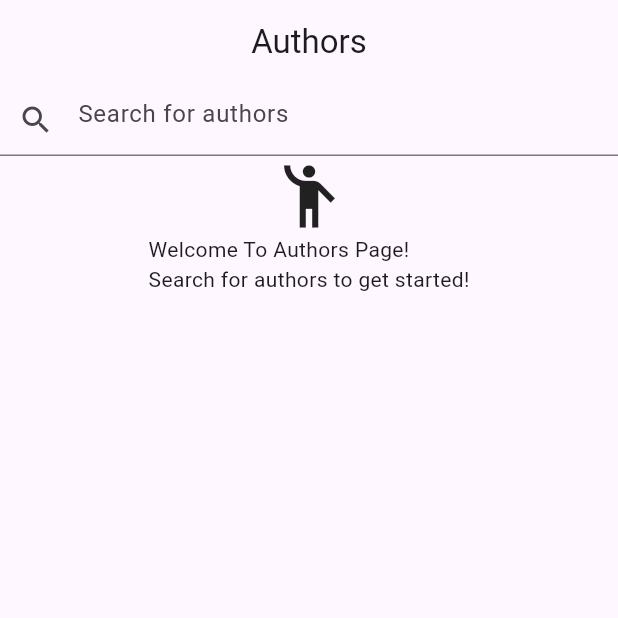
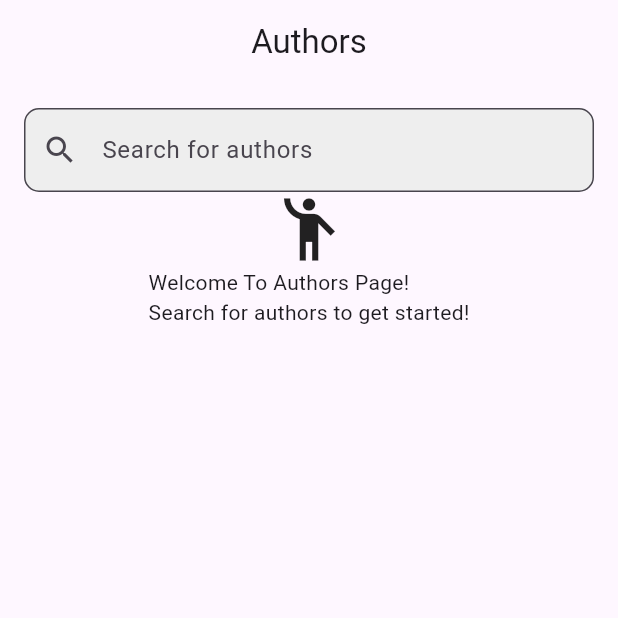
Before and after one commit to HikmetMelikk/ballsquad-project, a Flutter app: the screen it shows after launch, on a phone screen of 412 x 824 dp, the top half of it. Run offline on Flutter 3.47's test engine with Material 3 defaults, Android fonts, the light colour scheme and no system bars; our stand-ins replace dio, equatable, flutter_bloc.

Commit message:
Refactor project configuration files and UI layout
- Update LastUpgradeCheck attribute in project.pbxproj and Runner.xcscheme
- Update @UIApplicationMain to @main in AppDelegate.swift
- Adjust padding and layout in author_detail_view.dart and author_view.dart
- Update app title in main.dart

```diff
--- a/lib/feature/authors/views/author_detail_view.dart
+++ b/lib/feature/authors/views/author_detail_view.dart
@@ -11,7 +11,9 @@ final class AuthorDetailsPage extends StatelessWidget {
         title: Text(authorDetails.name ?? "Author Details"),
         centerTitle: true,
       ),
-      body: Column(
+      body: Padding(
+        padding: const EdgeInsets.all(16.0),
+        child: Column(
           crossAxisAlignment: CrossAxisAlignment.start,
           children: [
             const SizedBox(height: 20),
@@ -52,6 +54,7 @@ final class AuthorDetailsPage extends StatelessWidget {
             ),
           ],
         ),
+      ),
     );
   }
 }
--- a/lib/feature/authors/views/author_view.dart
+++ b/lib/feature/authors/views/author_view.dart
@@ -16,19 +16,23 @@ final class _AuthorsViewState extends State<AuthorsView> {
         title: const Text('Authors'),
         centerTitle: true,
       ),
-      body: Column(
+      body: Padding(
+        padding: const EdgeInsets.all(16.0),
+        child: Column(
           children: [
-          SizedBox(
-            height: 50,
-            child: TextField(
+            TextField(
               onSubmitted: (value) {
                 if (value.isEmpty) return;
                 context.read<AuthorsCubit>().getAuthors(value);
               },
-              decoration: const InputDecoration(
+              decoration: InputDecoration(
                 hintText: 'Search for authors',
-                prefixIcon: Icon(Icons.search),
+                prefixIcon: const Icon(Icons.search),
+                border: const OutlineInputBorder(
+                  borderRadius: BorderRadius.all(Radius.circular(10)),
                 ),
+                filled: true,
+                fillColor: Colors.grey[200],
               ),
             ),
             Flexible(
@@ -88,6 +92,7 @@ final class _AuthorsViewState extends State<AuthorsView> {
             ),
           ],
         ),
+      ),
     );
   }
 }
--- a/lib/main.dart
+++ b/lib/main.dart
@@ -16,7 +16,7 @@ class MyApp extends StatelessWidget {
         ),
       ],
       child: MaterialApp(
-        title: 'Flutter Demo',
+        title: 'Authors',
         theme: ThemeData(
           colorScheme: ColorScheme.fromSeed(seedColor: Colors.deepPurple),
           useMaterial3: true,
```
Also changed, not shown: 3 other files. Lines whose indentation alone changed are shown as unchanged.
